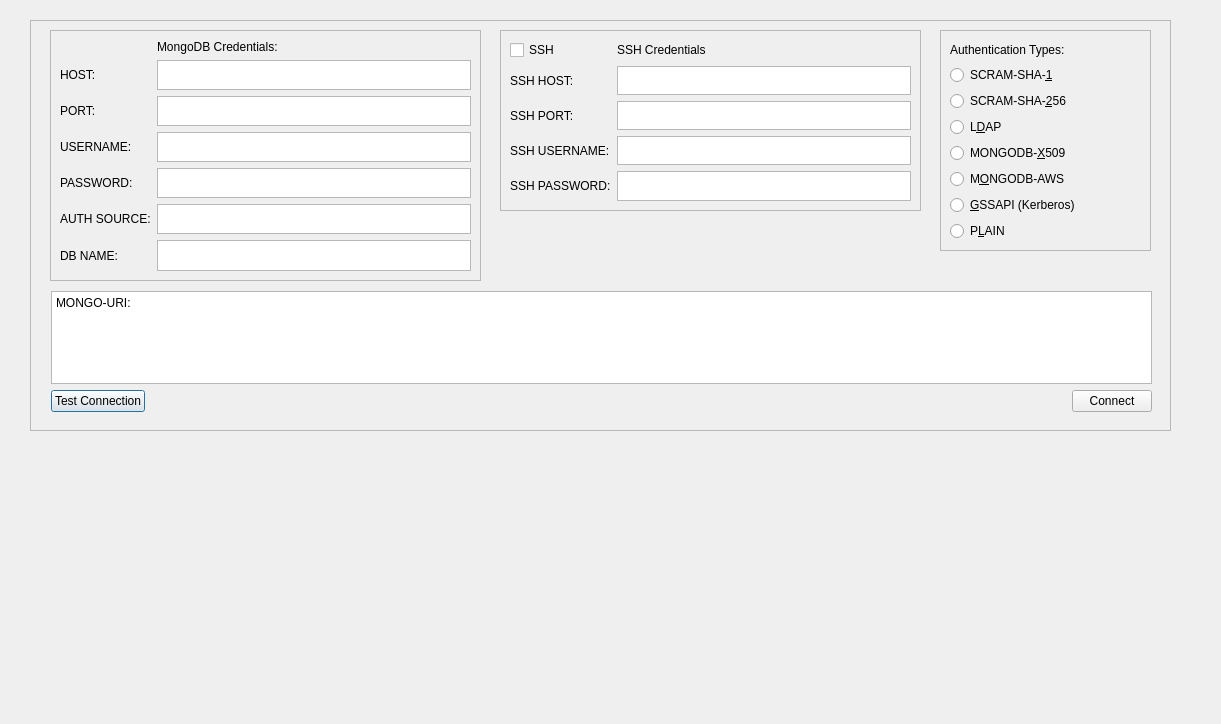
Above: ui/ui_database.ui from KhalidWKhedr/Ebay-Scalper before the change. Below: the same form after it.
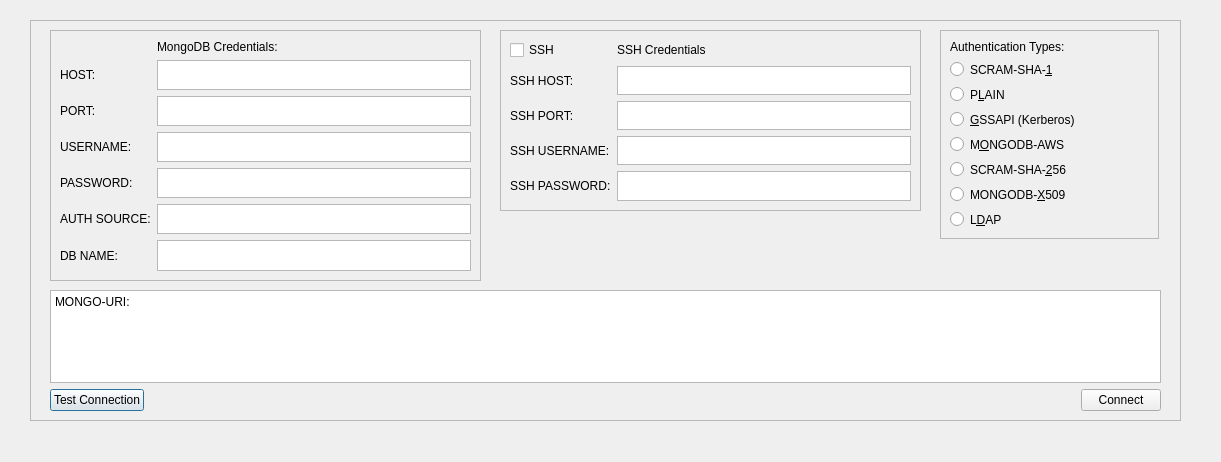
That is the form after the change.

Commit message: Fixed SSH/Database Conenction. Implementing security and config files to read/write user input for easier connection. Created a class for handling env and using cryptography.

Diff of the .ui file:
```diff
--- a/ui/ui_database.ui
+++ b/ui/ui_database.ui
@@ -7,7 +7,7 @@
     <x>0</x>
     <y>0</y>
     <width>1221</width>
-    <height>724</height>
+    <height>462</height>
    </rect>
   </property>
   <property name="windowTitle">
@@ -18,8 +18,8 @@
     <rect>
      <x>30</x>
      <y>20</y>
-     <width>1141</width>
-     <height>411</height>
+     <width>1151</width>
+     <height>401</height>
     </rect>
    </property>
    <property name="frameShape">
@@ -28,86 +28,6 @@
    <property name="frameShadow">
     <enum>QFrame::Shadow::Raised</enum>
    </property>
-   <widget class="QFrame" name="frame_AUTH">
-    <property name="geometry">
-     <rect>
-      <x>910</x>
-      <y>10</y>
-      <width>211</width>
-      <height>221</height>
-     </rect>
-    </property>
-    <property name="minimumSize">
-     <size>
-      <width>211</width>
-      <height>0</height>
-     </size>
-    </property>
-    <property name="frameShape">
-     <enum>QFrame::Shape::StyledPanel</enum>
-    </property>
-    <property name="frameShadow">
-     <enum>QFrame::Shadow::Raised</enum>
-    </property>
-    <layout class="QGridLayout" name="gridLayout_3">
-     <item row="4" column="0">
-      <widget class="QRadioButton" name="radio_X509">
-       <property name="text">
-        <string>MONGODB-&amp;X509  </string>
-       </property>
-      </widget>
-     </item>
-     <item row="3" column="0">
-      <widget class="QRadioButton" name="radio_LDAP">
-       <property name="text">
-        <string>L&amp;DAP</string>
-       </property>
-      </widget>
-     </item>
-     <item row="2" column="0">
-      <widget class="QRadioButton" name="radio_SHA256">
-       <property name="text">
-        <string>SCRAM-SHA-&amp;256  </string>
-       </property>
-      </widget>
-     </item>
-     <item row="6" column="0">
-      <widget class="QRadioButton" name="radio_KERBEROS">
-       <property name="text">
-        <string>&amp;GSSAPI (Kerberos)  </string>
-       </property>
-      </widget>
-     </item>
-     <item row="1" column="0">
-      <widget class="QRadioButton" name="radio_SHA1">
-       <property name="text">
-        <string>SCRAM-SHA-&amp;1  </string>
-       </property>
-      </widget>
-     </item>
-     <item row="5" column="0">
-      <widget class="QRadioButton" name="radio_AWS">
-       <property name="text">
-        <string>M&amp;ONGODB-AWS  </string>
-       </property>
-      </widget>
-     </item>
-     <item row="7" column="0">
-      <widget class="QRadioButton" name="radio_KERBEROS_2">
-       <property name="text">
-        <string>P&amp;LAIN  </string>
-       </property>
-      </widget>
-     </item>
-     <item row="0" column="0">
-      <widget class="QLabel" name="label_authtypes">
-       <property name="text">
-        <string>Authentication Types:</string>
-       </property>
-      </widget>
-     </item>
-    </layout>
-   </widget>
    <widget class="QFrame" name="frame_MONGODB">
     <property name="geometry">
      <rect>
@@ -277,12 +197,12 @@
      </item>
     </layout>
    </widget>
-   <widget class="QWidget" name="">
+   <widget class="QWidget" name="layoutWidget">
     <property name="geometry">
      <rect>
-      <x>21</x>
-      <y>271</y>
-      <width>1101</width>
+      <x>20</x>
+      <y>270</y>
+      <width>1111</width>
       <height>121</height>
      </rect>
     </property>
@@ -324,6 +244,80 @@
      </item>
     </layout>
    </widget>
+   <widget class="QFrame" name="frame">
+    <property name="geometry">
+     <rect>
+      <x>910</x>
+      <y>10</y>
+      <width>219</width>
+      <height>209</height>
+     </rect>
+    </property>
+    <property name="frameShape">
+     <enum>QFrame::Shape::StyledPanel</enum>
+    </property>
+    <property name="frameShadow">
+     <enum>QFrame::Shadow::Raised</enum>
+    </property>
+    <layout class="QGridLayout" name="gridLayout_3">
+     <item row="2" column="0">
+      <widget class="QRadioButton" name="radio_SHA1">
+       <property name="text">
+        <string>SCRAM-SHA-&amp;1  </string>
+       </property>
+      </widget>
+     </item>
+     <item row="6" column="0">
+      <widget class="QRadioButton" name="radio_SHA256">
+       <property name="text">
+        <string>SCRAM-SHA-&amp;256  </string>
+       </property>
+      </widget>
+     </item>
+     <item row="4" column="0">
+      <widget class="QRadioButton" name="radio_KERBEROS">
+       <property name="text">
+        <string>&amp;GSSAPI (Kerberos)  </string>
+       </property>
+      </widget>
+     </item>
+     <item row="7" column="0">
+      <widget class="QRadioButton" name="radio_X509">
+       <property name="text">
+        <string>MONGODB-&amp;X509  </string>
+       </property>
+      </widget>
+     </item>
+     <item row="8" column="0">
+      <widget class="QRadioButton" name="radio_LDAP">
+       <property name="text">
+        <string>L&amp;DAP</string>
+       </property>
+      </widget>
+     </item>
+     <item row="5" column="0">
+      <widget class="QRadioButton" name="radio_AWS">
+       <property name="text">
+        <string>M&amp;ONGODB-AWS  </string>
+       </property>
+      </widget>
+     </item>
+     <item row="3" column="0">
+      <widget class="QRadioButton" name="radio_KERBEROS_2">
+       <property name="text">
+        <string>P&amp;LAIN  </string>
+       </property>
+      </widget>
+     </item>
+     <item row="1" column="0">
+      <widget class="QLabel" name="label">
+       <property name="text">
+        <string>Authentication Types:</string>
+       </property>
+      </widget>
+     </item>
+    </layout>
+   </widget>
   </widget>
  </widget>
  <resources/>
```
Left out of the diff: 14 changed lines with no effect on the pictures. The commit also changes 3 other files.
